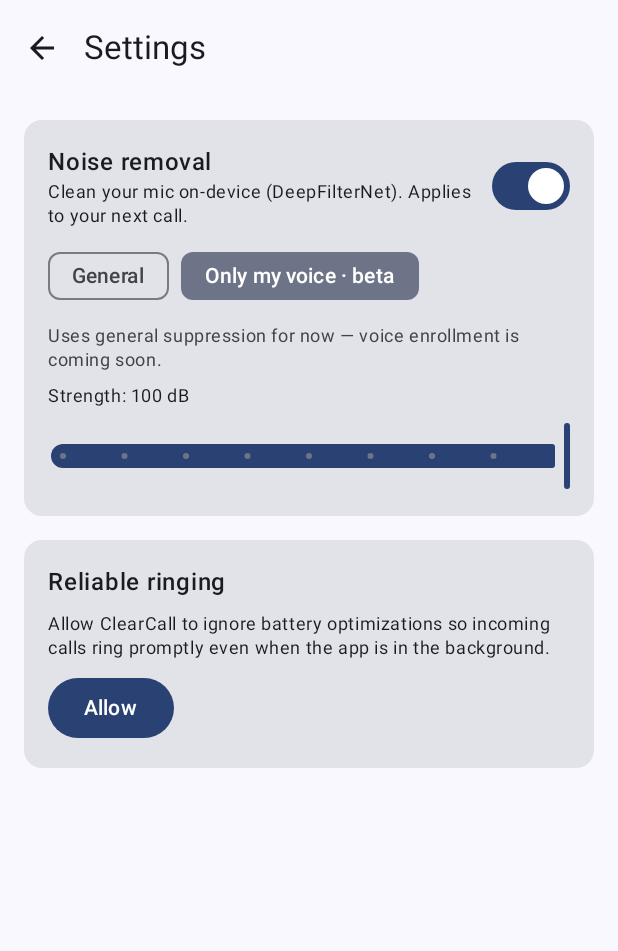
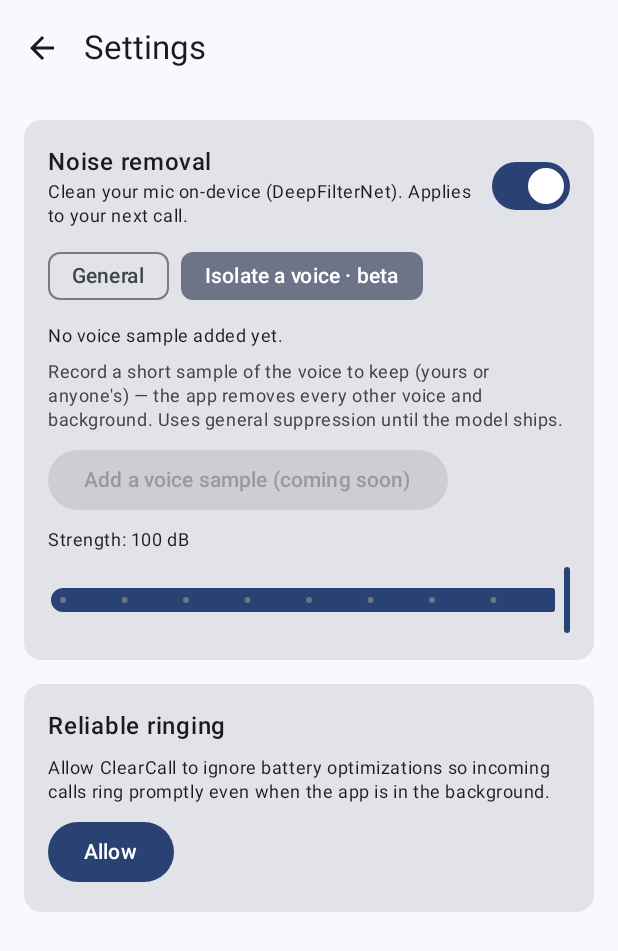
Before and after one commit to shivarya/clear-call, an Android app built with Jetpack Compose: the composable SettingsScreen shown on its own in the app's theme, after a tap on "Allow", on a phone screen of 412 x 824 dp. Shown: the top 951 px of the screen. Run offline under Robolectric (Android 15) with nearby library versions, the phone set to English and light mode, and no system bars; 2 other taps on this screen came first.

Commit message:
P4: reshape Tier B seam to target-speaker extraction (any provided sample, not owner-only)
Correct the design per intent: like Teams voice isolation / VoiceFilter-Lite, keep only the
voice matching a provided *reference sample* (any speaker, not fixed to the phone owner) and
remove all other voices + background.
- SuppressionEngine.PERSONALIZED -> TARGET_SPEAKER (legacy pref value migrated).
- SpeakerConditionedProcessor conditions on an arbitrary target d-vector (setTargetEmbedding);
  VoiceEnrollment -> TargetVoiceProfile (compute a d-vector from any sample; named profile).
- Prefs stores a named target voice (targetVoiceName + targetVoiceEmbedding), local-only.
- Settings: "Isolate a voice - beta" with a record-a-sample affordance (coming soon).

Still a seam: the speaker-encoder (sample -> d-vector) and the target-speaker separation model
are developer-side ML to be trained/converted, then dropped into the two TODOs with no caller
changes. Falls back to DFN3 meanwhile so "isolate a voice" is never worse than general NS.

Co-Authored-By: Claude Opus 4.8 <noreply@anthropic.com>

```diff
--- a/mobile/app/src/main/java/com/clearcall/audio/NoiseSuppression.kt
+++ b/mobile/app/src/main/java/com/clearcall/audio/NoiseSuppression.kt
@@ -37,8 +37,8 @@ object NoiseSuppression {
         if (processor == null || currentEngine != engine) {
             processor?.release()
             processor = when (engine) {
-                SuppressionEngine.PERSONALIZED -> SpeakerConditionedProcessor(appContext, prefs.attenuationLimitDb).apply {
-                    setSpeakerEmbedding(prefs.speakerEmbedding)
+                SuppressionEngine.TARGET_SPEAKER -> SpeakerConditionedProcessor(appContext, prefs.attenuationLimitDb).apply {
+                    setTargetEmbedding(prefs.targetVoiceEmbedding)
                 }
                 else -> DfnNoiseProcessor(appContext, prefs.attenuationLimitDb)
             }
--- a/mobile/app/src/main/java/com/clearcall/ui/SettingsScreen.kt
+++ b/mobile/app/src/main/java/com/clearcall/ui/SettingsScreen.kt
@@ -113,17 +113,24 @@ fun SettingsScreen(onBack: () -> Unit) {
                                 label = { Text("General") },
                             )
                             FilterChip(
-                                selected = engine == SuppressionEngine.PERSONALIZED,
-                                onClick = { engine = SuppressionEngine.PERSONALIZED; prefs.suppressionEngine = engine },
-                                label = { Text("Only my voice · beta") },
+                                selected = engine == SuppressionEngine.TARGET_SPEAKER,
+                                onClick = { engine = SuppressionEngine.TARGET_SPEAKER; prefs.suppressionEngine = engine },
+                                label = { Text("Isolate a voice · beta") },
                             )
                         }
-                        if (engine == SuppressionEngine.PERSONALIZED) {
+                        if (engine == SuppressionEngine.TARGET_SPEAKER) {
+                            val target = prefs.targetVoiceName
                             Text(
-                                "Uses general suppression for now — voice enrollment is coming soon.",
+                                if (target != null) "Keeping only: $target" else "No voice sample added yet.",
+                                style = MaterialTheme.typography.bodySmall,
+                            )
+                            Text(
+                                "Record a short sample of the voice to keep (yours or anyone's) — the app removes " +
+                                    "every other voice and background. Uses general suppression until the model ships.",
                                 style = MaterialTheme.typography.bodySmall,
                                 color = MaterialTheme.colorScheme.onSurfaceVariant,
                             )
+                            Button(enabled = false, onClick = {}) { Text("Add a voice sample (coming soon)") }
                         }
                         Text("Strength: ${atten.toInt()} dB", style = MaterialTheme.typography.bodySmall)
                         Slider(
```
Also changed, not shown: mobile/app/src/main/java/com/clearcall/audio/SpeakerConditionedProcessor.kt (+25 -19 lines), mobile/app/src/main/java/com/clearcall/audio/SuppressionEngine.kt (+13 -9 lines), mobile/app/src/main/java/com/clearcall/audio/TargetVoiceProfile.kt (added, +42 -0 lines), mobile/app/src/main/java/com/clearcall/audio/VoiceEnrollment.kt (deleted, +0 -30 lines), mobile/app/src/main/java/com/clearcall/core/Prefs.kt (+12 -6 lines).
